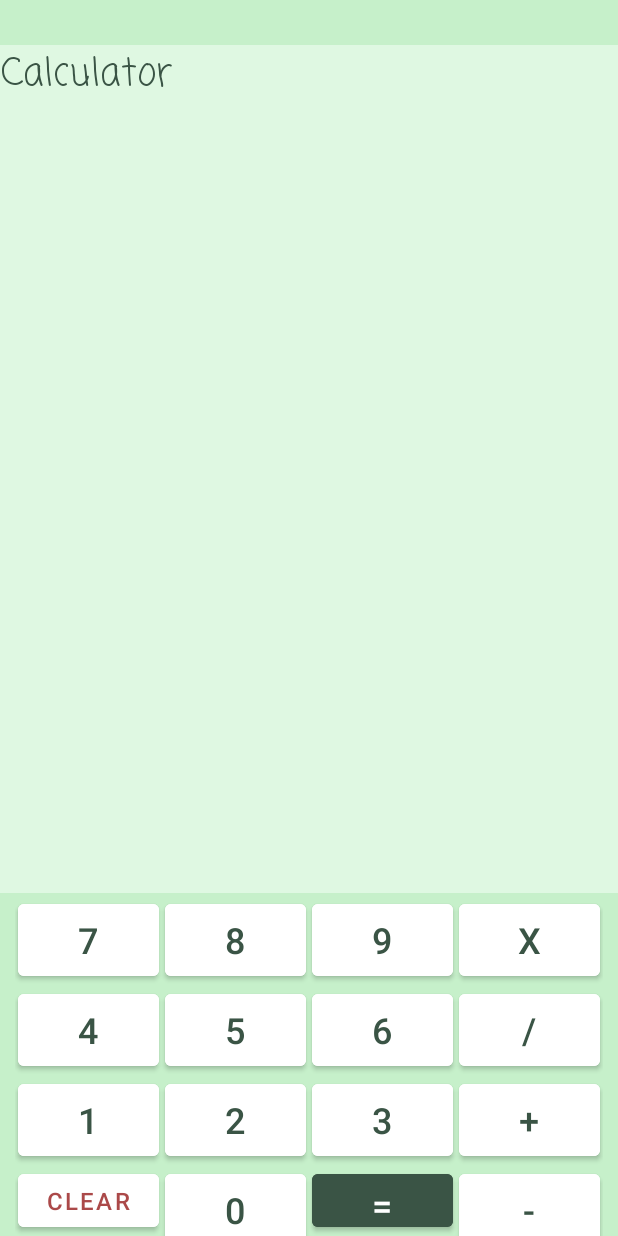
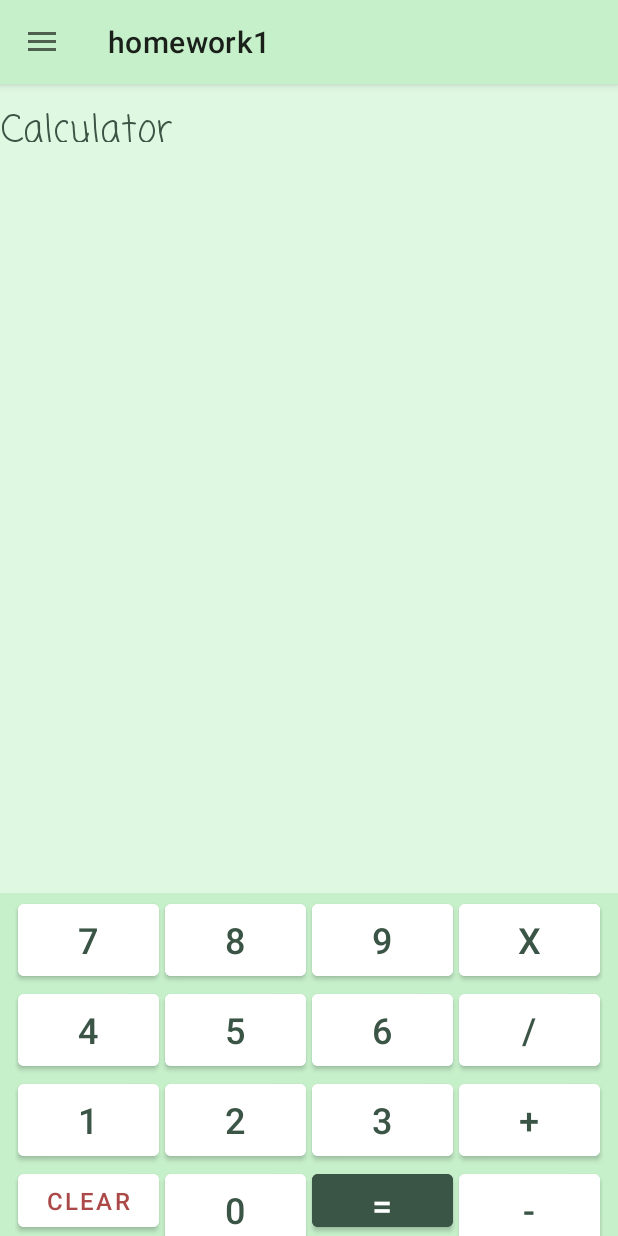
Before and after one commit to AlexandraPushkina/AndroidStudioJava, an Android app: the screen it shows after launch (MainActivity), after a tap on "CLEAR", on a phone screen of 412 x 824 dp. Run offline under Robolectric (Android 15) with nearby library versions, the phone set to English and light mode, and no system bars; 1 other tap on this screen came first.

Commit message:
homework 11 (6), ViewBinding, side menu, clear button

```diff
--- a/homework2/app/src/main/java/com/example/homework1/CalculatorLogic.java
+++ b/homework2/app/src/main/java/com/example/homework1/CalculatorLogic.java
@@ -44,4 +44,12 @@ public class CalculatorLogic {
             return "Error: Invalid expression";
         }
     }
+
+    public String clear(String expression){
+        int expressionLength = expression.length();
+        if (expressionLength > 0)
+            return expression.substring(0, expressionLength - 1);
+        else
+            return expression;
+    }
 }
--- a/homework2/app/src/main/java/com/example/homework1/MainActivity.java
+++ b/homework2/app/src/main/java/com/example/homework1/MainActivity.java
@@ -1,44 +1,71 @@
 package com.example.homework1;
 
+import android.content.Intent;
 import android.os.Bundle;
+import android.view.MenuItem;
 import android.view.View;
 import android.widget.Button;
 import android.widget.EditText;
 
+import androidx.annotation.NonNull;
+import androidx.appcompat.app.ActionBarDrawerToggle;
 import androidx.appcompat.app.AppCompatActivity;
+import androidx.appcompat.widget.Toolbar;
+import androidx.core.view.GravityCompat;
+import androidx.drawerlayout.widget.DrawerLayout;
 
-public class MainActivity extends AppCompatActivity implements View.OnClickListener {
+import com.example.homework1.databinding.ActivityMainBinding;
+import com.example.homework1.databinding.NavHeaderBinding;
+import com.google.android.material.navigation.NavigationView;
 
+public class MainActivity extends AppCompatActivity implements View.OnClickListener,
+                    NavigationView.OnNavigationItemSelectedListener  {
+
+    private ActivityMainBinding binding;
+    private NavHeaderBinding bindingHeader;
     private EditText Result;
     private final Button[] buttons = new Button[16];
     private CalculatorLogic calculatorLogic = new CalculatorLogic();
+    private DrawerLayout drawerLayout;
 
     @Override
     protected void onCreate(Bundle savedInstanceState) {
         super.onCreate(savedInstanceState);
         setContentView(R.layout.activity_main); // Linking Activity with layout-file activity_main.xml
 
-        buttons[0] = findViewById(R.id.digit0);  // R - folder res
-        buttons[1] = findViewById(R.id.digit1);
-        buttons[2] = findViewById(R.id.digit2);
-        buttons[3] = findViewById(R.id.digit3);
-        buttons[4] = findViewById(R.id.digit4);
-        buttons[5] = findViewById(R.id.digit5);
-        buttons[6] = findViewById(R.id.digit6);
-        buttons[7] = findViewById(R.id.digit7);
-        buttons[8] = findViewById(R.id.digit8);
-        buttons[9] = findViewById(R.id.digit9);
-        buttons[10] = findViewById(R.id.plus);
-        buttons[11] = findViewById(R.id.minus);
-        buttons[12] = findViewById(R.id.division);
-        buttons[13] = findViewById(R.id.multiple);
-        buttons[14] = findViewById(R.id.clear);
-        buttons[15] = findViewById(R.id.equal);
+        binding = ActivityMainBinding.inflate(getLayoutInflater());
+        setContentView(binding.getRoot());
+        Toolbar toolbar = binding.toolbar;
+        setSupportActionBar(binding.toolbar);
 
-        for (Button button : buttons) {
-            button.setOnClickListener((View.OnClickListener) this);
-        }
-        Result = findViewById(R.id.result);
+        drawerLayout = binding.drawerLayout;
+        NavigationView navigationView = binding.navView;
+
+        assert navigationView != null;
+        navigationView.setNavigationItemSelectedListener((NavigationView.OnNavigationItemSelectedListener) this);
+        ActionBarDrawerToggle toggle = new ActionBarDrawerToggle(
+                this, drawerLayout, toolbar, R.string.navigation_drawer_open, R.string.navigation_drawer_close);
+        drawerLayout.addDrawerListener(toggle);
+        toggle.syncState();
+
+
+        binding.digit0.setOnClickListener(this);  // initialization + set action onClick()
+        binding.digit1.setOnClickListener(this);
+        binding.digit2.setOnClickListener(this);
+        binding.digit3.setOnClickListener(this);
+        binding.digit4.setOnClickListener(this);
+        binding.digit5.setOnClickListener(this);
+        binding.digit6.setOnClickListener(this);
+        binding.digit7.setOnClickListener(this);
+        binding.digit8.setOnClickListener(this);
+        binding.digit9.setOnClickListener(this);
+        binding.plus.setOnClickListener(this);
+        binding.minus.setOnClickListener(this);
+        binding.division.setOnClickListener(this);
+        binding.multiple.setOnClickListener(this);
+        binding.clear.setOnClickListener(this);
+        binding.equal.setOnClickListener(this);
+        binding.equal.setOnClickListener(this);
     }
 
     @Override
@@ -47,21 +74,29 @@ public class MainActivity extends AppCompatActivity implements View.OnClickListe
         String buttonText = button.getText().toString();
 
         if (buttonText.matches("[0-9]")) { // Regex
-            Result.append(buttonText);
+            binding.result.append(buttonText);
         } else if (buttonText.equals("+")){
-            Result.append("+");
+            binding.result.append("+");
         } else if (buttonText.equals("-")){
-            Result.append("-");
+            binding.result.append("-");
         } else if (buttonText.equals("/")){
-            Result.append("/");
+            binding.result.append("/");
         } else if (buttonText.equals("x")){  // multiple
-            Result.append("x");
+            binding.result.append("x");
         } else if (buttonText.equals("clear")) {
-            Result.setText("");                 // TODO: realize clear function
+            String expression = binding.result.getText().toString();
+            String result = calculatorLogic.clear(expression);
+            binding.result.setText(result);
         } else if (buttonText.equals("=")){
-            String expression = Result.getText().toString();
-            String result = calculatorLogic.calculate(expression);  // displays 0
-            Result.setText(result);
+            String expression = binding.result.getText().toString();
+            String result = calculatorLogic.calculate(expression);
+            binding.result.setText(result);
         }
     }
+
+    @Override
+    public boolean onNavigationItemSelected(@NonNull MenuItem item) {
+
+        return true;
+    }
 }
--- a/homework2/app/src/main/res/layout-land/activity_main.xml
+++ b/homework2/app/src/main/res/layout-land/activity_main.xml
@@ -1,4 +1,29 @@
 <?xml version="1.0" encoding="utf-8"?>
+
+<androidx.drawerlayout.widget.DrawerLayout
+    xmlns:android="http://schemas.android.com/apk/res/android"
+    xmlns:app="http://schemas.android.com/apk/res-auto"
+    android:id="@+id/drawer_layout"
+    android:layout_width="match_parent"
+    android:layout_height="match_parent">
+
+    <androidx.coordinatorlayout.widget.CoordinatorLayout
+        android:layout_width="match_parent"
+        android:layout_height="match_parent">
+
+        <com.google.android.material.appbar.AppBarLayout
+            android:layout_width="match_parent"
+            android:layout_height="wrap_content">
+
+            <androidx.appcompat.widget.Toolbar
+                android:id="@+id/toolbar"
+                android:layout_width="match_parent"
+                android:layout_height="?attr/actionBarSize"
+                android:background="?attr/colorPrimary" />
+
+        </com.google.android.material.appbar.AppBarLayout>
+
+
 <RelativeLayout xmlns:android="http://schemas.android.com/apk/res/android"
     xmlns:app="http://schemas.android.com/apk/res-auto"
     xmlns:tools="http://schemas.android.com/tools"
@@ -25,17 +50,6 @@
                 android:layout_height="wrap_content"
                 android:background="@color/lightMint"
                 android:src="@drawable/theme_icon_selector" />
-
-            <TextView
-                android:id="@+id/textView"
-                android:layout_width="wrap_content"
-                android:layout_height="wrap_content"
-                android:fontFamily="casual"
-                android:text="@string/logoText"
-                android:textColor="@color/greenText"
-                android:textSize="25sp"
-                app:layout_constraintStart_toStartOf="parent"
-                app:layout_constraintTop_toTopOf="parent" />
         </LinearLayout>
 
     </RelativeLayout>
@@ -43,7 +57,7 @@
     <RelativeLayout
         android:id="@+id/resultBG"
         android:layout_width="wrap_content"
-        android:layout_height="65dp"
+        android:layout_height="85dp"
         android:layout_below="@+id/upperBG"
         android:background="@color/lightMint">
 
@@ -54,8 +68,8 @@
             android:layout_height="wrap_content"
             android:autofillHints=""
             android:ems="10"
-            android:inputType="number"
-            android:minHeight="54dp"
+            android:inputType="text"
+            android:minHeight="80dp"
             android:singleLine="false"
             app:layout_constraintEnd_toEndOf="parent"
             app:layout_constraintHorizontal_bias="0.0"
@@ -188,3 +202,15 @@
 
 
 </RelativeLayout>
+
+    </androidx.coordinatorlayout.widget.CoordinatorLayout>
+
+    <com.google.android.material.navigation.NavigationView
+        android:id="@+id/nav_view"
+        android:layout_width="wrap_content"
+        android:layout_height="match_parent"
+        android:layout_gravity="start"
+        app:headerLayout="@layout/nav_header"
+        />
+
+</androidx.drawerlayout.widget.DrawerLayout>
--- a/homework2/app/src/main/res/layout/activity_main.xml
+++ b/homework2/app/src/main/res/layout/activity_main.xml
@@ -1,7 +1,31 @@
 <?xml version="1.0" encoding="utf-8"?>
-<RelativeLayout xmlns:android="http://schemas.android.com/apk/res/android"
+
+<androidx.drawerlayout.widget.DrawerLayout
+    xmlns:android="http://schemas.android.com/apk/res/android"
     xmlns:app="http://schemas.android.com/apk/res-auto"
     xmlns:tools="http://schemas.android.com/tools"
+    android:id="@+id/drawer_layout"
+    android:layout_width="match_parent"
+    android:layout_height="match_parent">
+
+<androidx.coordinatorlayout.widget.CoordinatorLayout
+    android:layout_width="match_parent"
+    android:layout_height="match_parent">
+
+    <com.google.android.material.appbar.AppBarLayout
+        android:layout_width="match_parent"
+        android:layout_height="wrap_content">
+
+        <androidx.appcompat.widget.Toolbar
+            android:id="@+id/toolbar"
+            android:layout_width="match_parent"
+            android:layout_height="?attr/actionBarSize"
+            android:background="?attr/colorPrimary" />
+
+    </com.google.android.material.appbar.AppBarLayout>
+
+
+<RelativeLayout
     android:layout_width="match_parent"
     android:layout_height="match_parent"
     android:background="@color/mint">
@@ -10,7 +34,9 @@
         android:id="@+id/upperBG"
         android:layout_width="match_parent"
         android:layout_height="500dp"
+        android:layout_alignParentEnd="true"
         android:layout_marginTop="30dp"
+        android:layout_marginEnd="0dp"
         android:background="@color/lightMint">
 
         <LinearLayout
@@ -29,6 +55,7 @@
                 android:id="@+id/textView"
                 android:layout_width="wrap_content"
                 android:layout_height="wrap_content"
+                android:layout_marginTop="25dp"
                 android:fontFamily="casual"
                 android:text="@string/logoText"
                 android:textColor="@color/greenText"
@@ -186,3 +213,16 @@
 
 
 </RelativeLayout>
+
+
+
+</androidx.coordinatorlayout.widget.CoordinatorLayout>
+
+    <com.google.android.material.navigation.NavigationView
+        android:id="@+id/nav_view"
+        android:layout_width="wrap_content"
+        android:layout_height="match_parent"
+        android:layout_gravity="start"
+        app:headerLayout="@layout/nav_header" />
+
+</androidx.drawerlayout.widget.DrawerLayout>
--- /dev/null
+++ b/homework2/app/src/main/res/layout/nav_header.xml
@@ -0,0 +1,33 @@
+<?xml version="1.0" encoding="utf-8"?>
+<androidx.constraintlayout.widget.ConstraintLayout xmlns:android="http://schemas.android.com/apk/res/android"
+    xmlns:app="http://schemas.android.com/apk/res-auto"
+    android:layout_width="match_parent"
+    android:layout_height="match_parent">
+
+    <LinearLayout
+        android:layout_width="match_parent"
+        android:layout_height="match_parent"
+        android:layout_marginTop="150px"
+        android:orientation="vertical"
+        app:layout_constraintStart_toStartOf="parent"
+        app:layout_constraintTop_toTopOf="parent">
+
+        <TextView
+            android:id="@+id/date"
+            android:layout_width="match_parent"
+            android:layout_height="wrap_content"
+            android:text="@string/date" />
+
+        <TextView
+            android:id="@+id/author"
+            android:layout_width="match_parent"
+            android:layout_height="wrap_content"
+            android:text="@string/author" />
+
+        <TextView
+            android:id="@+id/gitHub"
+            android:layout_width="match_parent"
+            android:layout_height="wrap_content"
+            android:text="@string/gitHub" />
+    </LinearLayout>
+</androidx.constraintlayout.widget.ConstraintLayout>
--- a/homework2/app/src/main/res/values/strings.xml
+++ b/homework2/app/src/main/res/values/strings.xml
@@ -17,4 +17,10 @@
     <string name = "multiple">x</string>
     <string name = "clear">clear</string>
     <string name = "equal">=</string>
+    <string name = "aboutApp">About App</string>
+    <string name = "date">19.04.2025</string>
+    <string name = "author">Alexandra Pushkina</string>
+    <string name = "gitHub">https://github.com/AlexandraPushkina</string>
+    <string name = "navigation_drawer_open">Open navigation drawer</string>
+    <string name = "navigation_drawer_close">Close navigation drawer</string>
 </resources>
```
Also changed, not shown: homework2/app/build.gradle.kts (+7 -0 lines).
